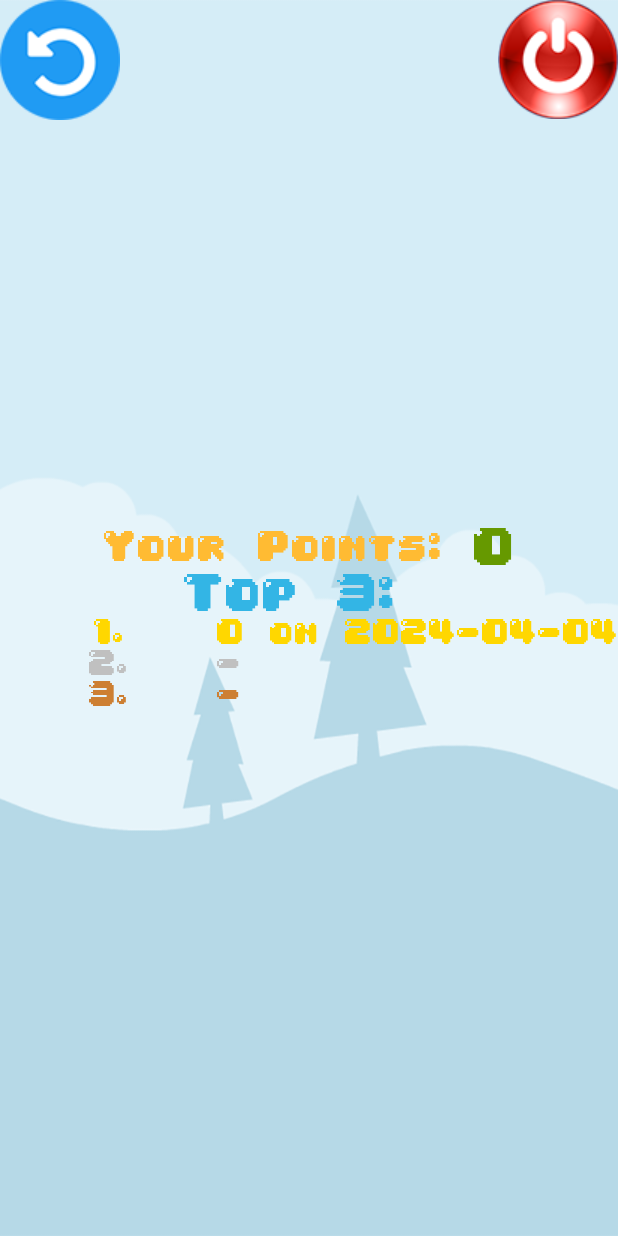
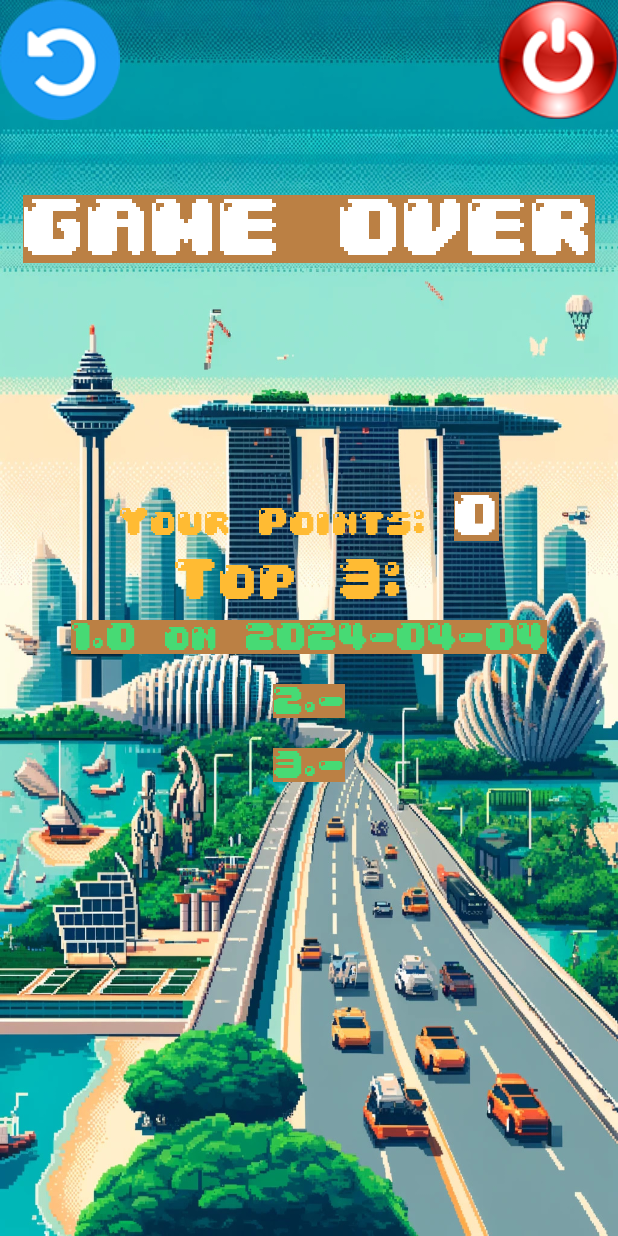
Before and after one commit to xXxPMWxXx/DroughtSingapore2100, an Android app: the GameOver screen opened directly, with no data from a screen before it, on a phone screen of 412 x 824 dp. Run offline under Robolectric (Android 15) with nearby library versions, the phone set to English and light mode, and no system bars; 1 statement that could not run was skipped.

Commit message:
Updated game over page and other elements

```diff
--- /dev/null
+++ b/app/src/main/res/drawable/text_background.xml
@@ -0,0 +1,7 @@
+<?xml version="1.0" encoding="utf-8"?>
+<!-- background_shape.xml -->
+<shape xmlns:android="http://schemas.android.com/apk/res/android"
+       android:shape="rectangle">
+    <corners android:radius="8dp" /> <!-- Adjust the radius as needed for rounded corners -->
+    <solid android:color="#bb8044" /> <!-- Background color -->
+</shape>
--- a/app/src/main/res/layout/activity_main.xml
+++ b/app/src/main/res/layout/activity_main.xml
@@ -6,7 +6,7 @@
     xmlns:app="http://schemas.android.com/apk/res-auto"
     tools:context=".MainActivity"
     android:orientation="vertical"
-    android:background="#e7dfc2"
+    android:background="@drawable/background"
     android:gravity="center">
     <ImageView
         android:layout_width="wrap_content"
--- a/app/src/main/res/layout/game_over.xml
+++ b/app/src/main/res/layout/game_over.xml
@@ -3,25 +3,46 @@
               android:orientation="vertical"
               android:layout_width="match_parent"
               android:layout_height="match_parent"
-    android:background="@drawable/background">
+              android:background="@drawable/gameover">
+
     <LinearLayout
             android:layout_width="match_parent"
             android:layout_height="wrap_content"
             android:orientation="horizontal">
+
         <ImageButton
                 android:layout_width="wrap_content"
                 android:layout_height="wrap_content"
                 android:background="@drawable/restart"
                 android:onClick="restart" />
+
         <View
                 android:layout_width="1dp"
                 android:layout_height="match_parent"
                 android:layout_weight="1" />
+
         <ImageButton
                 android:layout_width="wrap_content"
                 android:layout_height="wrap_content"
                 android:background="@drawable/exit"
                 android:onClick="exit" />
+    </LinearLayout>
+
+    <LinearLayout
+            android:layout_width="match_parent"
+            android:layout_height="wrap_content"
+            android:orientation="horizontal"
+            android:gravity="center_horizontal"
+            android:paddingTop="50dp">
+        <TextView
+                android:layout_width="wrap_content"
+                android:layout_height="wrap_content"
+                android:text="GAME OVER"
+                android:textSize="45sp"
+                android:textColor="@android:color/white"
+                android:background="@color/cardview_dark_background"
+                android:backgroundTint="#bb8044"
+                android:fontFamily="@font/b04"/>
     </LinearLayout>
 
     <LinearLayout
@@ -35,24 +56,23 @@
                 android:id="@+id/ivNewHighest"
                 android:background="@drawable/new_highest"
                 android:visibility="gone" />
+
         <TableLayout
                 android:layout_width="wrap_content"
                 android:layout_height="wrap_content">
             <!-- Your Point Row -->
-            <TableRow
-                android:layout_width="match_parent"
-                android:layout_height="wrap_content"
-                android:gravity="center_horizontal">
             <LinearLayout
                     android:layout_width="wrap_content"
                     android:layout_height="wrap_content"
                     android:orientation="horizontal"
-                    android:gravity="center">
+                    android:gravity="center_horizontal"
+                    android:paddingBottom="10dp">
+
                 <TextView
                         android:layout_width="wrap_content"
                         android:layout_height="wrap_content"
                         android:text="Your Points: "
-                        android:textSize="24sp"
+                        android:textSize="22sp"
                         android:textColor="@android:color/holo_orange_light"
                         android:fontFamily="@font/b04"/>
 
@@ -60,93 +80,117 @@
                         android:id="@+id/tvPoints"
                         android:layout_width="wrap_content"
                         android:layout_height="wrap_content"
-                        android:textSize="30sp"
-                        android:textColor="@android:color/holo_green_dark"
-                        android:fontFamily="@font/b04" />
+                        android:text="hello"
+                        android:textSize="32sp"
+                        android:textColor="@android:color/white"
+                        android:background="@color/cardview_dark_background"
+                        android:backgroundTint="#bb8044"
+                        android:fontFamily="@font/b04"/>
             </LinearLayout>
-            </TableRow>
+
             <!-- Top 3 text Row -->
-            <TableRow
-                android:layout_width="match_parent"
-                android:gravity="center">
+            <LinearLayout
+                    android:layout_width="wrap_content"
+                    android:layout_height="wrap_content"
+                    android:orientation="horizontal"
+                    android:gravity="center"
+                    android:paddingBottom="10dp">
+
                 <TextView
                         android:layout_width="wrap_content"
                         android:layout_height="wrap_content"
                         android:text="Top 3: "
-                    android:textSize="30sp"
+                        android:textSize="32sp"
                         android:layout_gravity="center"
-                    android:textColor="@android:color/holo_blue_light"
-                    android:fontFamily="@font/b04" />
-            </TableRow>
+                        android:textColor="@android:color/holo_orange_light"
+                        android:fontFamily="@font/b04"/>
+            </LinearLayout>
 
             <!-- Top 1 Row -->
-            <TableRow
-                android:layout_width="match_parent"
-                android:gravity="center">
+            <LinearLayout
+                    android:layout_width="wrap_content"
+                    android:layout_height="wrap_content"
+                    android:orientation="horizontal"
+                    android:gravity="center"
+                    android:paddingBottom="20dp">
+
                 <TextView
                         android:layout_width="wrap_content"
                         android:layout_height="wrap_content"
-                    android:layout_weight="1"
                         android:text="1."
-                    android:textSize="20sp"
+                        android:textSize="22sp"
                         android:gravity="center"
                         android:fontFamily="@font/b04"
+                        android:background="#bb8044"
                         android:textColor="@color/colorTop1"/>
+
                 <TextView
                         android:id="@+id/tvTop1"
                         android:layout_width="wrap_content"
                         android:layout_height="wrap_content"
-                    android:textSize="20sp"
+                        android:textSize="22sp"
                         android:textColor="@color/colorTop1"
-                    android:fontFamily="@font/b04" />
+                        android:background="#bb8044"
+                        android:fontFamily="@font/b04"/>
+            </LinearLayout>
 
-            </TableRow>
             <!-- Top 2 Row -->
-            <TableRow
-                android:layout_width="match_parent"
-                android:gravity="center">
+            <LinearLayout
+                    android:layout_width="wrap_content"
+                    android:layout_height="wrap_content"
+                    android:orientation="horizontal"
+                    android:gravity="center"
+                    android:paddingBottom="20dp">
+
                 <TextView
                         android:layout_width="wrap_content"
                         android:layout_height="wrap_content"
-                    android:layout_weight="1"
                         android:text="2."
-                    android:textColor="@color/colorTop2"
-                    android:textSize="20sp"
+                        android:textColor="@color/colorTop1"
+                        android:textSize="22sp"
                         android:gravity="center"
+                        android:background="#bb8044"
                         android:fontFamily="@font/b04"/>
+
                 <TextView
                         android:id="@+id/tvTop2"
                         android:layout_width="wrap_content"
                         android:layout_height="wrap_content"
-                    android:textSize="20sp"
-                    android:textColor="@color/colorTop2"
-                    android:fontFamily="@font/b04" />
-            </TableRow>
+                        android:textSize="22sp"
+                        android:textColor="@color/colorTop1"
+                        android:background="#bb8044"
+                        android:fontFamily="@font/b04"/>
+            </LinearLayout>
+
             <!-- Top 3 Row -->
-            <TableRow
-                android:layout_width="match_parent"
+            <LinearLayout
+                    android:layout_width="wrap_content"
+                    android:layout_height="wrap_content"
+                    android:orientation="horizontal"
                     android:gravity="center">
+
                 <TextView
                         android:layout_width="wrap_content"
                         android:layout_height="wrap_content"
-                    android:layout_weight="1"
                         android:text="3."
-                    android:textColor="@color/colorTop3"
-                    android:textSize="20sp"
+                        android:textColor="@color/colorTop1"
+                        android:textSize="22sp"
                         android:gravity="center"
+                        android:background="#bb8044"
                         android:fontFamily="@font/b04"/>
+
                 <TextView
                         android:id="@+id/tvTop3"
                         android:layout_width="wrap_content"
                         android:layout_height="wrap_content"
-                    android:textSize="20sp"
-                    android:textColor="@color/colorTop3"
-                    android:fontFamily="@font/b04" />
-            </TableRow>
+                        android:textSize="22sp"
+                        android:textColor="@color/colorTop1"
+                        android:background="#bb8044"
+                        android:fontFamily="@font/b04"/>
+            </LinearLayout>
+            <LinearLayout
+                    android:paddingBottom="150dp">
+            </LinearLayout>
         </TableLayout>
-        <View
-            android:layout_width="1dp"
-            android:layout_height="80dp" />
     </LinearLayout>
-
 </LinearLayout>
--- a/app/src/main/res/values/colors.xml
+++ b/app/src/main/res/values/colors.xml
@@ -7,8 +7,8 @@
     <color name="teal_700">#FF018786</color>
     <color name="black">#FF000000</color>
     <color name="white">#FFFFFFFF</color>
-    <color name="colorTop1">#FFD700</color>
-    <color name="colorTop2">#C0C0C0</color>
-    <color name="colorTop3">#CD7F32</color>
+    <color name="colorTop1">#47DA74</color>
+    <color name="colorTop2">#1EC464</color>
+    <color name="colorTop3">#23904F</color>
 
 </resources>
```
Also changed, not shown: app/src/main/res/drawable/background.png, app/src/main/res/drawable/gameover.png (added), app/src/main/res/drawable/ground.png. Lines whose indentation alone changed are shown as unchanged.
